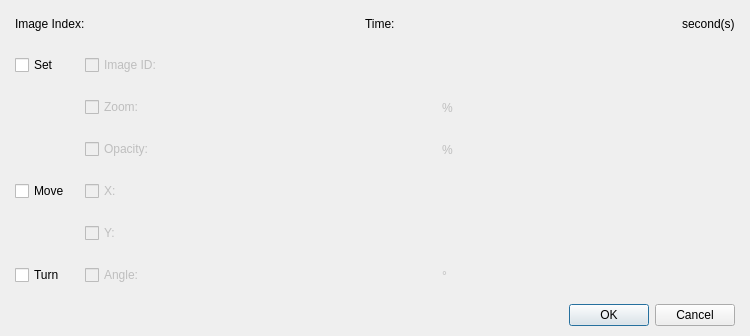
Before: the Qt Designer form Editor/Dialogs/Commands/dialogcommandsetmoveturnapicture.ui in RPG-Paper-Maker/RPG-Paper-Maker, drawn with Qt 5.
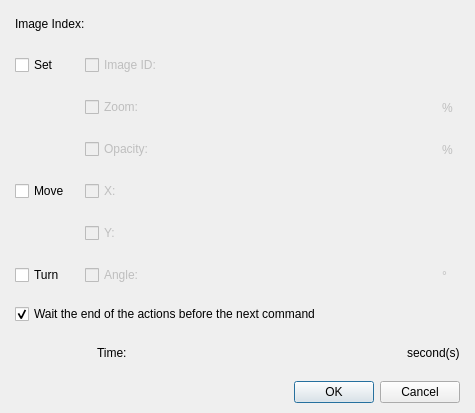
After: the same form once the commit is applied. Custom widgets are drawn as their Qt base class.

Commit message: [WIP] Commands for displaying pictures: wait end of command option

Diff of the .ui file:
```diff
--- a/Editor/Dialogs/Commands/dialogcommandsetmoveturnapicture.ui
+++ b/Editor/Dialogs/Commands/dialogcommandsetmoveturnapicture.ui
@@ -6,8 +6,8 @@
    <rect>
     <x>0</x>
     <y>0</y>
-    <width>750</width>
-    <height>299</height>
+    <width>475</width>
+    <height>363</height>
    </rect>
   </property>
   <property name="windowTitle">
@@ -27,14 +27,14 @@
     <number>10</number>
    </property>
    <item row="0" column="0">
-    <layout class="QVBoxLayout" name="verticalLayout_2">
+    <layout class="QVBoxLayout" name="verticalLayout_2" stretch="1,0">
      <property name="spacing">
       <number>15</number>
      </property>
      <item>
       <layout class="QVBoxLayout" name="verticalLayout">
        <item>
-        <layout class="QHBoxLayout" name="horizontalLayout">
+        <layout class="QHBoxLayout" name="horizontalLayout" stretch="0,0,1">
          <item>
           <widget class="QLabel" name="label">
            <property name="text">
@@ -59,34 +59,17 @@
           </widget>
          </item>
          <item>
-          <widget class="QLabel" name="label_2">
-           <property name="text">
-            <string>Time:</string>
+          <spacer name="horizontalSpacer_3">
+           <property name="orientation">
+            <enum>Qt::Horizontal</enum>
            </property>
-          </widget>
-         </item>
-         <item>
-          <widget class="PanelPrimitiveValue" name="panelPrimitiveTime" native="true">
-           <property name="minimumSize">
+           <property name="sizeHint" stdset="0">
             <size>
-             <width>250</width>
-             <height>27</height>
+             <width>40</width>
+             <height>20</height>
             </size>
            </property>
-           <property name="maximumSize">
-            <size>
-             <width>250</width>
-             <height>27</height>
-            </size>
-           </property>
-          </widget>
-         </item>
-         <item>
-          <widget class="QLabel" name="label_7">
-           <property name="text">
-            <string>second(s)</string>
-           </property>
-          </widget>
+          </spacer>
          </item>
         </layout>
        </item>
@@ -332,6 +315,63 @@
          </item>
         </layout>
        </item>
+       <item>
+        <widget class="QCheckBox" name="checkBoxWaitEnd">
+         <property name="text">
+          <string>Wait the end of the actions before the next command</string>
+         </property>
+         <property name="checked">
+          <bool>true</bool>
+         </property>
+        </widget>
+       </item>
+       <item>
+        <layout class="QHBoxLayout" name="horizontalLayout_2" stretch="1,0,0,0">
+         <item>
+          <spacer name="horizontalSpacer_2">
+           <property name="orientation">
+            <enum>Qt::Horizontal</enum>
+           </property>
+           <property name="sizeHint" stdset="0">
+            <size>
+             <width>40</width>
+             <height>20</height>
+            </size>
+           </property>
+          </spacer>
+         </item>
+         <item>
+          <widget class="QLabel" name="label_3">
+           <property name="text">
+            <string>Time:</string>
+           </property>
+          </widget>
+         </item>
+         <item>
+          <widget class="PanelPrimitiveValue" name="panelPrimitiveTime" native="true">
+           <property name="minimumSize">
+            <size>
+             <width>250</width>
+             <height>27</height>
+            </size>
+           </property>
+           <property name="maximumSize">
+            <size>
+             <width>250</width>
+             <height>27</height>
+            </size>
+           </property>
+          </widget>
+         </item>
+         <item>
+          <widget class="QLabel" name="label_8">
+           <property name="text">
+            <string>second(s)</string>
+           </property>
+          </widget>
+         </item>
+        </layout>
+       </item>
       </layout>
      </item>
      <item>
```
The commit also changes 3 other files.
